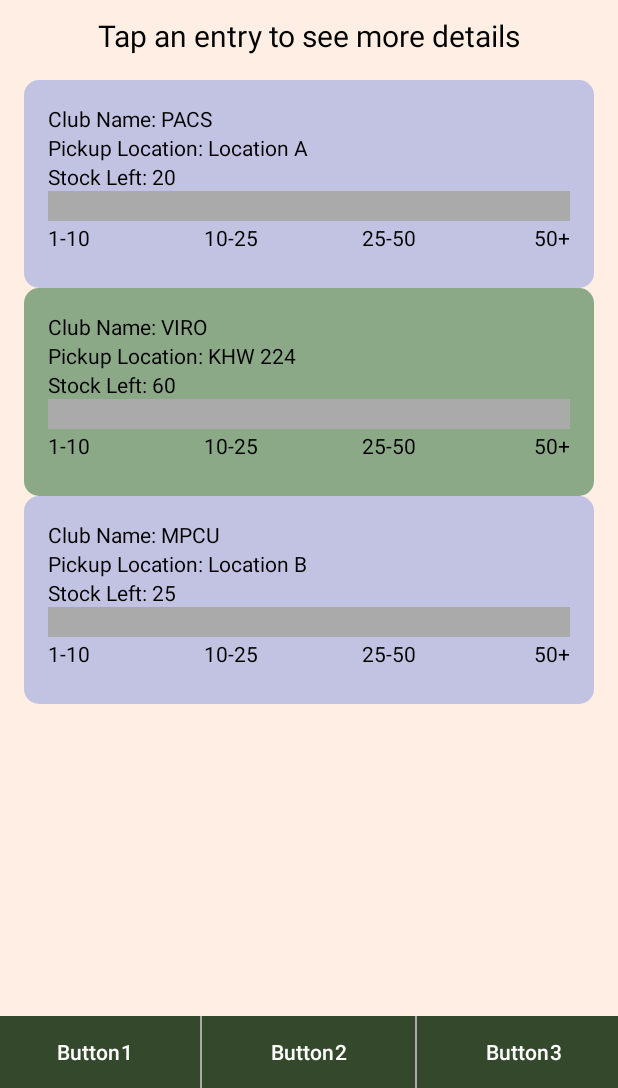
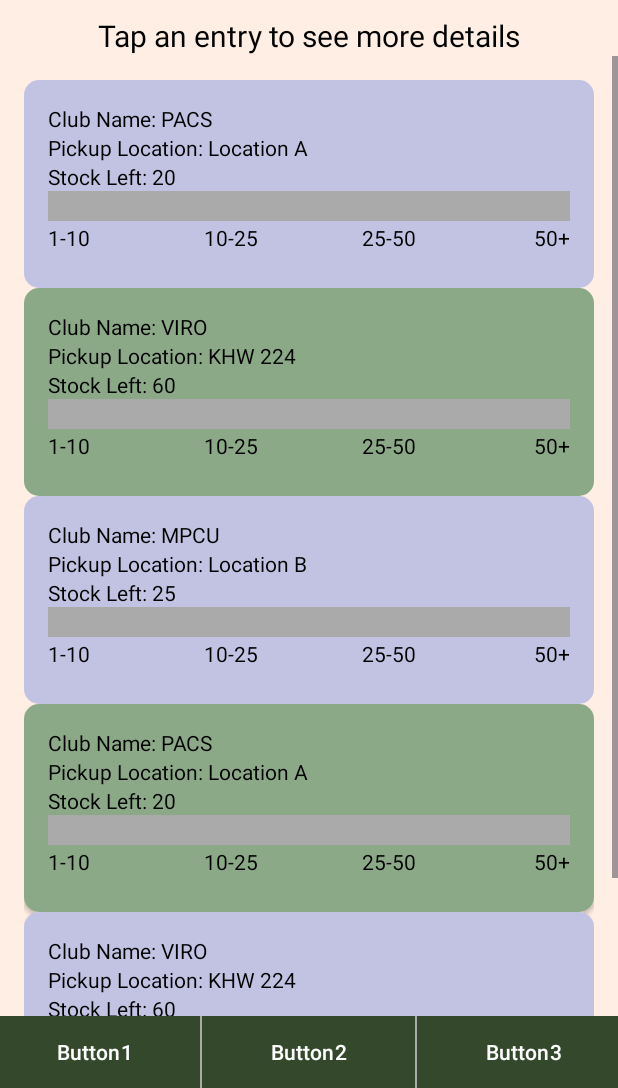
Before and after one commit to Kyoko522/Food-Management, an Android app: the homepage screen opened directly, with no data from a screen before it, on a phone screen of 412 x 824 dp, the part 148-1236 px from its top. Run offline under Robolectric (Android 15) with nearby library versions, the phone set to English and light mode, and no system bars.

Commit message:
scroll added

```diff
--- a/app/src/main/java/com/example/pacsxvirofoodmanagementapp/homepage.kt
+++ b/app/src/main/java/com/example/pacsxvirofoodmanagementapp/homepage.kt
@@ -20,6 +20,9 @@ class homepage : AppCompatActivity() {
 
         // Create a list of static card data
         val cardDataList = listOf(
+            CardData("PACS", "Location A", "20", "There are 5 pizzas, vegetarian, and meat options are available. All Halal", "6pm", true, true, true, true, true, true, true, true, true, true, true, true),
+            CardData("VIRO", "KHW 224", "60", "There are 5 pizzas, vegetarian, and meat options are available. All Halal", "8pm", false, true, true, true, true, false, false, false, false, true, true, false),
+            CardData("MPCU", "Location B", "25", "There are 5 pizzas, vegetarian, and meat options are available. All Halal", "6pm", false, false, false, false, false, false, false, false, false, false, false, true),
             CardData("PACS", "Location A", "20", "There are 5 pizzas, vegetarian, and meat options are available. All Halal", "6pm", true, true, true, true, true, true, true, true, true, true, true, true),
             CardData("VIRO", "KHW 224", "60", "There are 5 pizzas, vegetarian, and meat options are available. All Halal", "8pm", false, true, true, true, true, false, false, false, false, true, true, false),
             CardData("MPCU", "Location B", "25", "There are 5 pizzas, vegetarian, and meat options are available. All Halal", "6pm", false, false, false, false, false, false, false, false, false, false, false, true),
--- a/app/src/main/res/layout/activity_homepage.xml
+++ b/app/src/main/res/layout/activity_homepage.xml
@@ -44,6 +44,12 @@
         android:text="Tap an entry to see more details"
         android:textColor="@android:color/black"/>
 
+<!--    Scrollable Content  -->
+    <ScrollView
+        android:layout_width="match_parent"
+        android:layout_height="match_parent"
+        android:layout_below="@id/infoText">
+
     <!-- Dynamic Cards with alternating background colors -->
     <LinearLayout
         android:id="@+id/cardsContainer"
@@ -56,6 +62,8 @@
         <!-- Add more CardViews dynamically based on the data from the database -->
 
     </LinearLayout>
+
+    </ScrollView>
 
     <!-- Bottom Bar -->
     <LinearLayout
```
